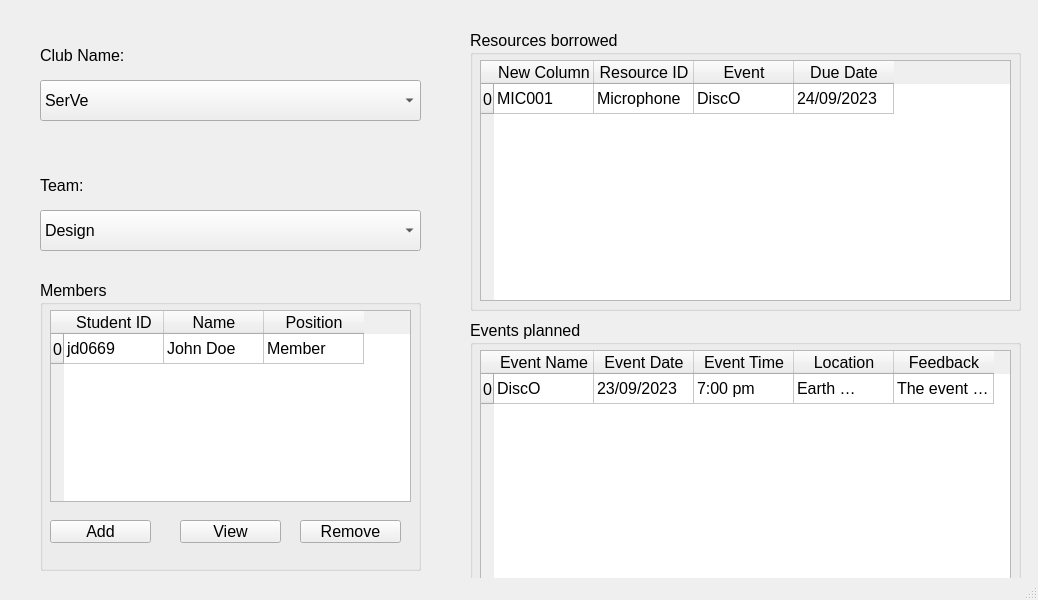
This is club_info.ui in NehalNN10/DBProject as Qt 5 draws it before an edit. The edited form follows.
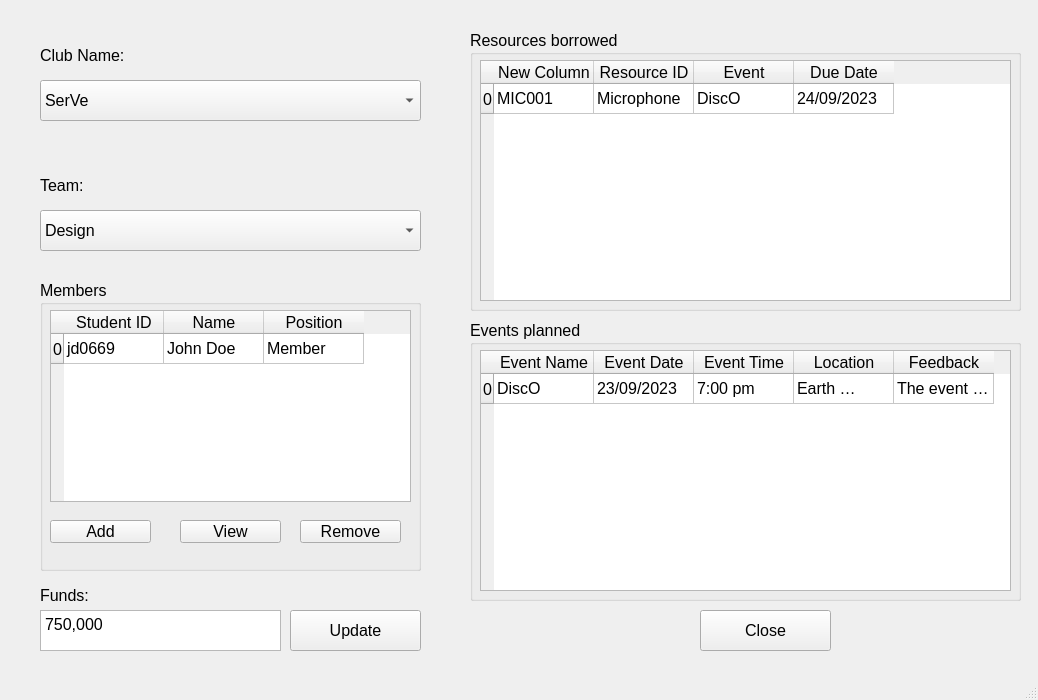
This is the edited form.

```diff
--- a/club_info.ui
+++ b/club_info.ui
@@ -7,7 +7,7 @@
     <x>0</x>
     <y>0</y>
     <width>1038</width>
-    <height>600</height>
+    <height>700</height>
    </rect>
   </property>
   <property name="windowTitle">
@@ -222,7 +222,7 @@
 &lt;html&gt;&lt;head&gt;&lt;meta name=&quot;qrichtext&quot; content=&quot;1&quot; /&gt;&lt;style type=&quot;text/css&quot;&gt;
 p, li { white-space: pre-wrap; }
 &lt;/style&gt;&lt;/head&gt;&lt;body style=&quot; font-family:'MS Shell Dlg 2'; font-size:12pt; font-weight:400; font-style:normal;&quot;&gt;
-&lt;p style=&quot; margin-top:0px; margin-bottom:0px; margin-left:0px; margin-right:0px; -qt-block-indent:0; text-indent:0px;&quot;&gt;&lt;span style=&quot; font-size:8.25pt;&quot;&gt;750,000&lt;/span&gt;&lt;/p&gt;&lt;/body&gt;&lt;/html&gt;</string>
+&lt;p style=&quot; margin-top:0px; margin-bottom:0px; margin-left:0px; margin-right:0px; -qt-block-indent:0; text-indent:0px;&quot;&gt;&lt;span style=&quot; font-size:12pt;&quot;&gt;750,000&lt;/span&gt;&lt;/p&gt;&lt;/body&gt;&lt;/html&gt;</string>
     </property>
    </widget>
    <widget class="QLabel" name="funds_label">
```
